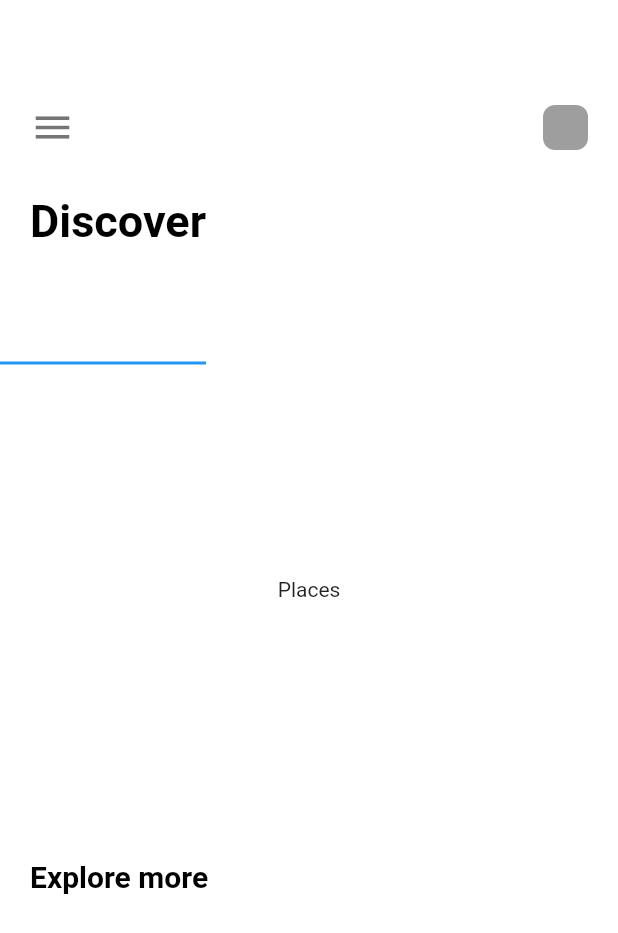
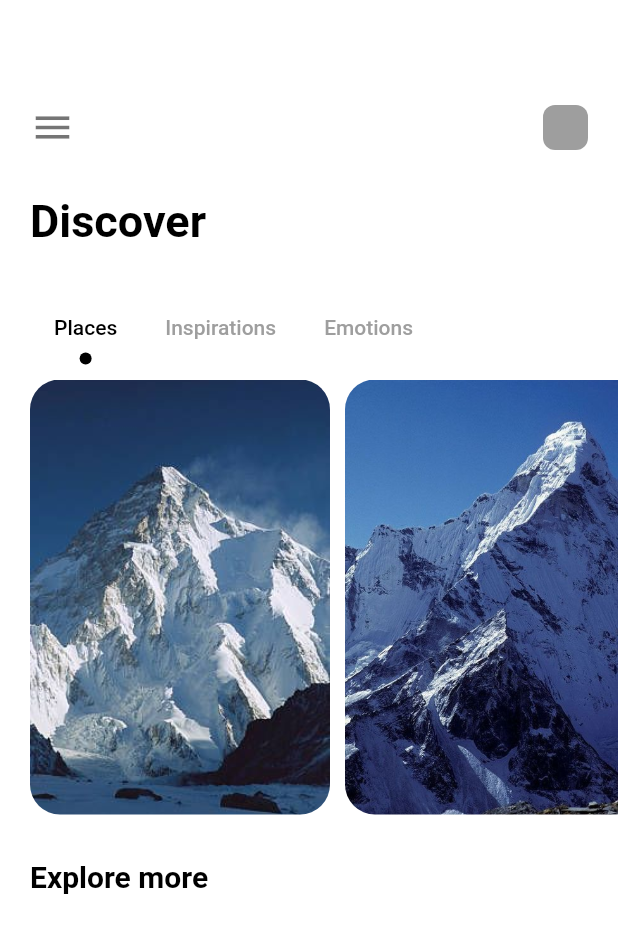
Before and after one commit to lukechoi14/ninth_flutter_app, a Flutter app: the screen it shows after launch, on a phone screen of 412 x 824 dp. Shown: the top 933 px of the screen. Run offline on Flutter 3.47's test engine with Material 2 defaults, Android fonts, the phone set to English and light mode, and no system bars.

```diff
--- a/lib/popular_paces.dart
+++ b/lib/popular_paces.dart
@@ -62,8 +62,15 @@ class _PopularMountainsState extends State<PopularMountains>
             height: 30,
           ),
           Container(
+            child: Align(
+              alignment: Alignment.centerLeft,
               child: TabBar(
                 controller: _tabController,
+                isScrollable: true,
+                padding: const EdgeInsets.only(left:20,right: 20 ),
+                labelColor: Colors.black,
+                unselectedLabelColor: Colors.grey,
+                indicator: CircleTabIndicator(color: Colors.black, radius: 4),
                 tabs: [
                   Tab(text:"Places"),
                   Tab(text:"Inspirations"),
@@ -71,15 +78,71 @@ class _PopularMountainsState extends State<PopularMountains>
                 ],
               ),
             ),
+          ),
           Container(
+            margin: const EdgeInsets.only(left:20),
             width: double.maxFinite,
             height: 300,
             child: TabBarView(
               controller: _tabController,
               children: [
-                Tab(text:"Places"),
-                Tab(text:"Inspirations"),
-                Tab(text:"Emotions")
+                ListView.builder(
+                    itemCount: 3,
+                    scrollDirection: Axis.horizontal,
+                    itemBuilder: (_, index){
+                  return Container(
+                    height: 300,
+                    width: 200,
+                    margin: const EdgeInsets.only(right: 10,top: 10),
+                    decoration: BoxDecoration(
+                      borderRadius: BorderRadius.circular(20),
+                      image: DecorationImage(
+                        image: AssetImage(
+                          "img/"+images[index]
+                        ),
+                        fit: BoxFit.cover
+                      )
+                    ),
+                  );
+                }),
+                ListView.builder(
+                    itemCount: 3,
+                    scrollDirection: Axis.horizontal,
+                    itemBuilder: (_, index){
+                      return Container(
+                        height: 300,
+                        width: 200,
+                        margin: const EdgeInsets.only(right: 10,top: 10),
+                        decoration: BoxDecoration(
+                            borderRadius: BorderRadius.circular(20),
+                            image: DecorationImage(
+                                image: AssetImage(
+                                    "img/"+images[index]
+                                ),
+                                fit: BoxFit.cover
+                            )
+                        ),
+                      );
+                    }),
+                ListView.builder(
+                    itemCount: 3,
+                    scrollDirection: Axis.horizontal,
+                    itemBuilder: (_, index){
+                      return Container(
+                        height: 300,
+                        width: 200,
+                        margin: const EdgeInsets.only(right: 10,top: 10),
+                        decoration: BoxDecoration(
+                            borderRadius: BorderRadius.circular(20),
+                            image: DecorationImage(
+                                image: AssetImage(
+                                    "img/"+images[index]
+                                ),
+                                fit: BoxFit.cover
+                            )
+                        ),
+                      );
+                    }),
               ],
             ),
           ),
```
Lines whose indentation alone changed are shown as unchanged.
